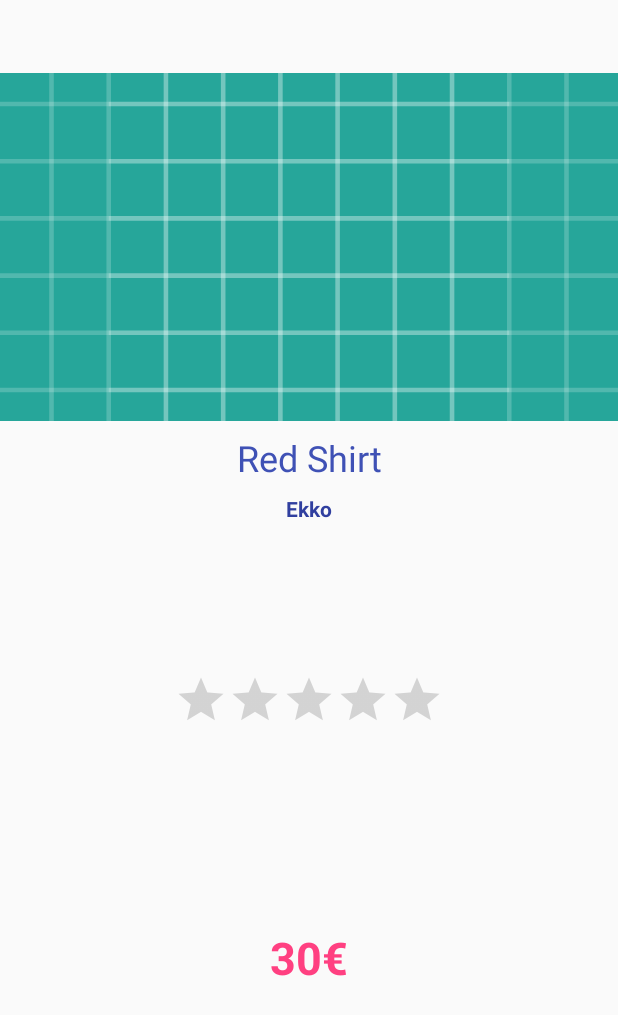
After one commit to SoulApps/PR9-Shop, an Android app: the layout fragment_product.xml on its own in the app's theme, with its tools: preview values and no code run, on a phone screen of 412 x 824 dp. The commit adds this screen. Shown: the top 1015 px of the screen. Run offline under Robolectric (Android 15) with nearby library versions, the phone set to English and light mode, and no system bars.

Commit message:
v 0.1. - Added product fragment design

```diff
--- a/app/src/main/java/com/example/soul/pr9_shop/MainActivity.java
+++ b/app/src/main/java/com/example/soul/pr9_shop/MainActivity.java
@@ -112,7 +112,7 @@ public class MainActivity extends AppCompatActivity {
         @Override
         public View onCreateView(LayoutInflater inflater, ViewGroup container,
                                  Bundle savedInstanceState) {
-            View rootView = inflater.inflate(R.layout.fragment_main, container, false);
+            View rootView = inflater.inflate(R.layout.fragment_product, container, false);
             TextView textView = (TextView) rootView.findViewById(R.id.section_label);
             textView.setText(getString(R.string.section_format, getArguments().getInt(ARG_SECTION_NUMBER)));
             return rootView;
--- a/app/src/main/res/layout/fragment_main.xml
+++ /dev/null
@@ -1,22 +0,0 @@
-<android.support.constraint.ConstraintLayout xmlns:android="http://schemas.android.com/apk/res/android"
-    xmlns:app="http://schemas.android.com/apk/res-auto"
-    xmlns:tools="http://schemas.android.com/tools"
-    android:id="@+id/constraintLayout"
-    android:layout_width="match_parent"
-    android:layout_height="match_parent"
-    tools:context="com.example.soul.pr9_shop.MainActivity$PlaceholderFragment">
-
-    <TextView
-        android:id="@+id/section_label"
-        android:layout_width="wrap_content"
-        android:layout_height="wrap_content"
-        android:layout_marginBottom="@dimen/activity_vertical_margin"
-        android:layout_marginEnd="@dimen/activity_horizontal_margin"
-        android:layout_marginStart="@dimen/activity_horizontal_margin"
-        android:layout_marginTop="@dimen/activity_vertical_margin"
-        app:layout_constraintLeft_toLeftOf="parent"
-        app:layout_constraintTop_toTopOf="@+id/constraintLayout"
-        tools:layout_constraintLeft_creator="1"
-        tools:layout_constraintTop_creator="1" />
-
-</android.support.constraint.ConstraintLayout>
--- /dev/null
+++ b/app/src/main/res/layout/fragment_product.xml
@@ -0,0 +1,108 @@
+<android.support.constraint.ConstraintLayout xmlns:android="http://schemas.android.com/apk/res/android"
+    xmlns:app="http://schemas.android.com/apk/res-auto"
+    xmlns:tools="http://schemas.android.com/tools"
+    android:id="@+id/constraintLayout"
+    android:layout_width="match_parent"
+    android:layout_height="match_parent"
+    tools:context="com.example.soul.pr9_shop.MainActivity$PlaceholderFragment">
+
+    <ImageView
+        android:id="@+id/fragment_product_imgProduct"
+        android:layout_width="0dp"
+        android:layout_height="0dp"
+        android:scaleType="centerCrop"
+        android:src="@drawable/ic_launcher_background"
+        app:layout_constraintBottom_toTopOf="@+id/fragment_product_imageGuideLane"
+        app:layout_constraintDimensionRatio="h,16:9"
+        app:layout_constraintEnd_toEndOf="parent"
+        app:layout_constraintStart_toStartOf="parent"
+        app:layout_constraintTop_toTopOf="parent" />
+
+
+    <android.support.constraint.Guideline
+        android:id="@+id/fragment_product_imageGuideLane"
+        android:layout_width="wrap_content"
+        android:layout_height="wrap_content"
+        android:orientation="horizontal"
+        app:layout_constraintGuide_percent="0.4" />
+
+    <TextView
+        android:id="@+id/fragment_product_lblProductTitle"
+        android:layout_width="0dp"
+        android:layout_height="wrap_content"
+        android:layout_marginEnd="8dp"
+        android:layout_marginStart="8dp"
+        android:layout_marginTop="8dp"
+        android:fontFamily="sans-serif"
+        tools:text="Red Shirt"
+        android:textAlignment="center"
+        android:textAllCaps="false"
+        android:textAppearance="@android:style/TextAppearance.Material.Title"
+        android:textColor="@color/colorPrimary"
+        android:textSize="24sp"
+        app:layout_constraintEnd_toEndOf="parent"
+        app:layout_constraintStart_toStartOf="parent"
+        app:layout_constraintTop_toBottomOf="@+id/fragment_product_imgProduct" />
+
+    <TextView
+        android:id="@+id/fragment_product_lblProductManufacturer"
+        android:layout_width="wrap_content"
+        android:layout_height="wrap_content"
+        android:layout_marginEnd="8dp"
+        android:layout_marginStart="8dp"
+        android:layout_marginTop="8dp"
+        tools:text="Ekko"
+        android:textColor="@color/colorPrimaryDark"
+        android:textSize="14sp"
+        android:textStyle="bold"
+        app:layout_constraintEnd_toEndOf="parent"
+        app:layout_constraintStart_toStartOf="parent"
+        app:layout_constraintTop_toBottomOf="@+id/fragment_product_lblProductTitle" />
+
+    <RatingBar
+        android:id="@+id/fragment_product_ratingBar"
+        style="@style/Widget.AppCompat.RatingBar.Indicator"
+        android:layout_width="wrap_content"
+        android:layout_height="wrap_content"
+        android:layout_marginEnd="8dp"
+        android:layout_marginStart="8dp"
+        android:layout_marginTop="8dp"
+        app:layout_constraintBottom_toTopOf="@+id/fragment_product_lblPriceTopSeparator"
+        app:layout_constraintEnd_toEndOf="parent"
+        app:layout_constraintStart_toStartOf="parent"
+        app:layout_constraintTop_toBottomOf="@+id/fragment_product_lblProductManufacturer" />
+
+    <android.support.constraint.Guideline
+        android:id="@+id/fragment_product_lblPriceTopSeparator"
+        android:layout_width="wrap_content"
+        android:layout_height="wrap_content"
+        android:orientation="horizontal"
+        app:layout_constraintGuide_percent="0.7" />
+
+    <TextView
+        android:id="@+id/fragment_product_lblPrice"
+        android:layout_width="0dp"
+        android:layout_height="0dp"
+        android:layout_marginBottom="8dp"
+        android:layout_marginEnd="8dp"
+        android:layout_marginStart="8dp"
+        android:layout_marginTop="8dp"
+        android:gravity="center"
+        android:textAppearance="@android:style/TextAppearance.Material.Body1"
+        android:textColor="@color/colorAccent"
+        android:textSize="30sp"
+        android:textStyle="bold"
+        app:layout_constraintBottom_toTopOf="@+id/fragment_product_lblPriceBottomSeparator"
+        app:layout_constraintEnd_toEndOf="parent"
+        app:layout_constraintStart_toStartOf="parent"
+        app:layout_constraintTop_toTopOf="@+id/fragment_product_lblPriceTopSeparator"
+        tools:text="30€" />
+
+    <android.support.constraint.Guideline
+        android:id="@+id/fragment_product_lblPriceBottomSeparator"
+        android:layout_width="wrap_content"
+        android:layout_height="wrap_content"
+        android:orientation="horizontal"
+        app:layout_constraintGuide_percent="0.85" />
+
+</android.support.constraint.ConstraintLayout>
--- a/app/src/main/res/values/colors.xml
+++ b/app/src/main/res/values/colors.xml
@@ -1,6 +1,6 @@
 <?xml version="1.0" encoding="utf-8"?>
 <resources>
-    <color name="colorPrimary">#3F51B5</color>
-    <color name="colorPrimaryDark">#303F9F</color>
-    <color name="colorAccent">#FF4081</color>
+    <color name="colorPrimary">#3f51b5</color>
+    <color name="colorPrimaryDark">#303f9f</color>
+    <color name="colorAccent">#ff4081</color>
 </resources>
```
